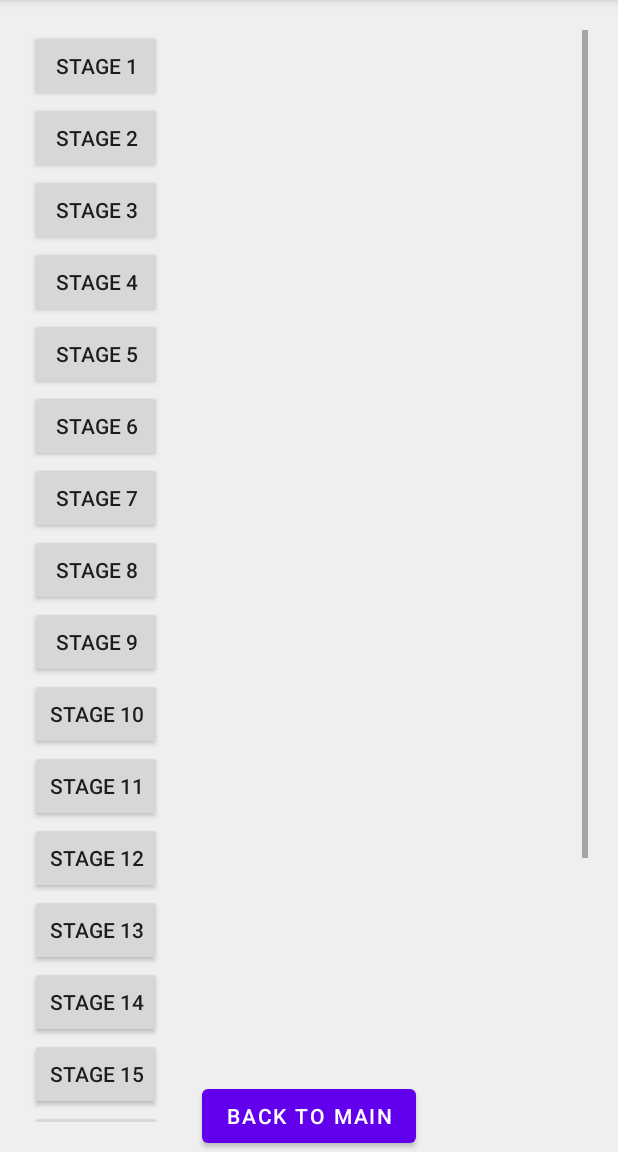
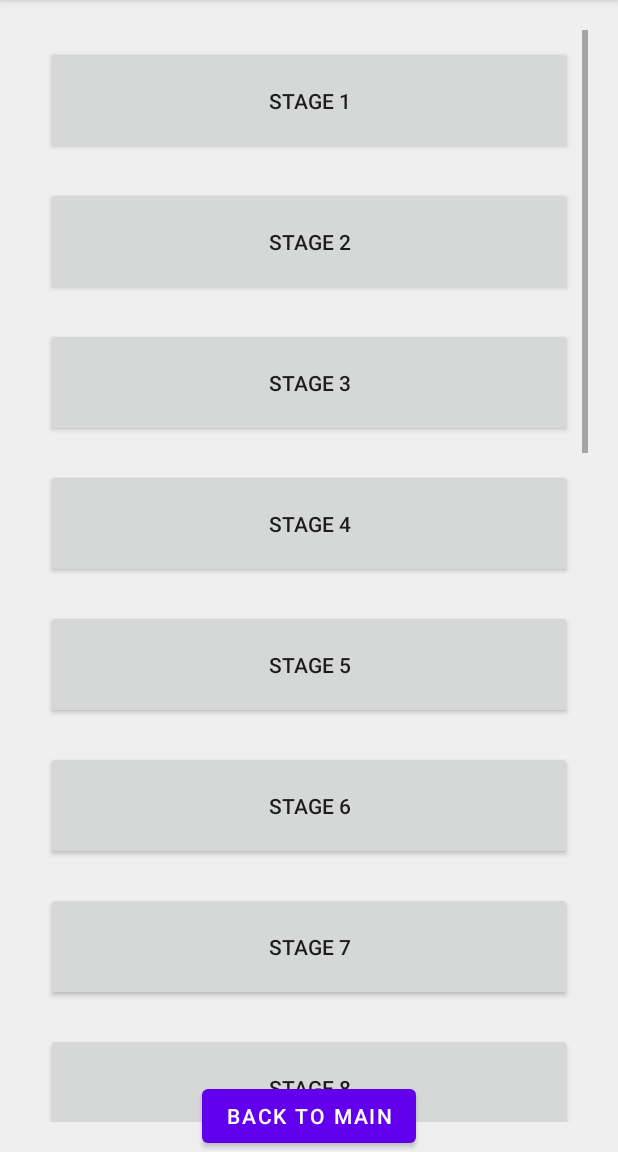
Before and after one commit to alonzo0812/MOBDEVE-game, an Android app: the StagesActivity screen opened directly, with no data from a screen before it, on a phone screen of 412 x 824 dp, the part 84-1236 px from its top. Run offline under Robolectric (Android 15) with nearby library versions, the phone set to English and light mode, and no system bars.

Commit message:
fixed individual stages width

```diff
--- a/app/src/main/java/com/example/mobdevemain/StagesActivity.java
+++ b/app/src/main/java/com/example/mobdevemain/StagesActivity.java
@@ -18,15 +18,18 @@ public class StagesActivity extends AppCompatActivity {
         // Additional logic for MC03 unlocking stages or displaying completion status
         LinearLayout stageContainer = findViewById(R.id.stage_container);
 
-        // Create buttons dynamically
+        // Create buttons
         for (int i = 1; i <= 20; i++) {
             Button stageButton = new Button(this);
             stageButton.setText("Stage " + i);
-            stageButton.setLayoutParams(new LinearLayout.LayoutParams(
+
+            LinearLayout.LayoutParams params = new LinearLayout.LayoutParams(
                     LinearLayout.LayoutParams.MATCH_PARENT,
-                    LinearLayout.LayoutParams.WRAP_CONTENT));
+                    LinearLayout.LayoutParams.WRAP_CONTENT);
+            params.setMargins(16, 16, 16, 16);
+            stageButton.setPadding(20, 40, 20, 40);
 
-
+            stageButton.setLayoutParams(params);
             stageContainer.addView(stageButton);
         }
 
--- a/app/src/main/res/layout/activity_stages.xml
+++ b/app/src/main/res/layout/activity_stages.xml
@@ -20,7 +20,7 @@
         <LinearLayout
             android:id="@+id/stage_container"
             android:orientation="vertical"
-            android:layout_width="wrap_content"
+            android:layout_width="match_parent"
             android:layout_height="wrap_content">
 
             <!-- Individual stages go here -->
```
